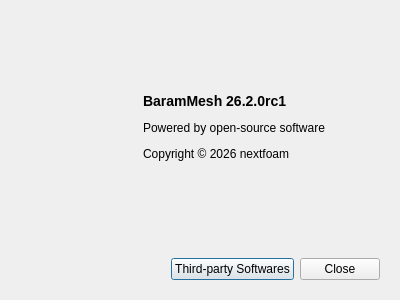
This is baramMesh/view/menu/help/about_dialog.ui in xupeiwust/baram as Qt 5 draws it before an edit. The edited form follows.
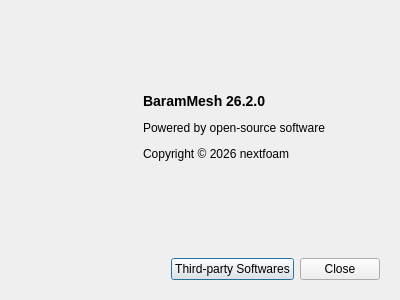
This is the edited form.

The edit to the form file:
```diff
--- a/baramMesh/view/menu/help/about_dialog.ui
+++ b/baramMesh/view/menu/help/about_dialog.ui
@@ -90,7 +90,7 @@
          </sizepolicy>
         </property>
         <property name="text">
-         <string>&lt;p&gt;&lt;b&gt;&lt;font size=&quot;4&quot;&gt;BaramMesh 26.2.0rc1&lt;/font&gt;&lt;/b&gt;&lt;/p&gt;
+         <string>&lt;p&gt;&lt;b&gt;&lt;font size=&quot;4&quot;&gt;BaramMesh 26.2.0&lt;/font&gt;&lt;/b&gt;&lt;/p&gt;
 
 &lt;p&gt;Powered by open-source software&lt;/p&gt;
 
```
